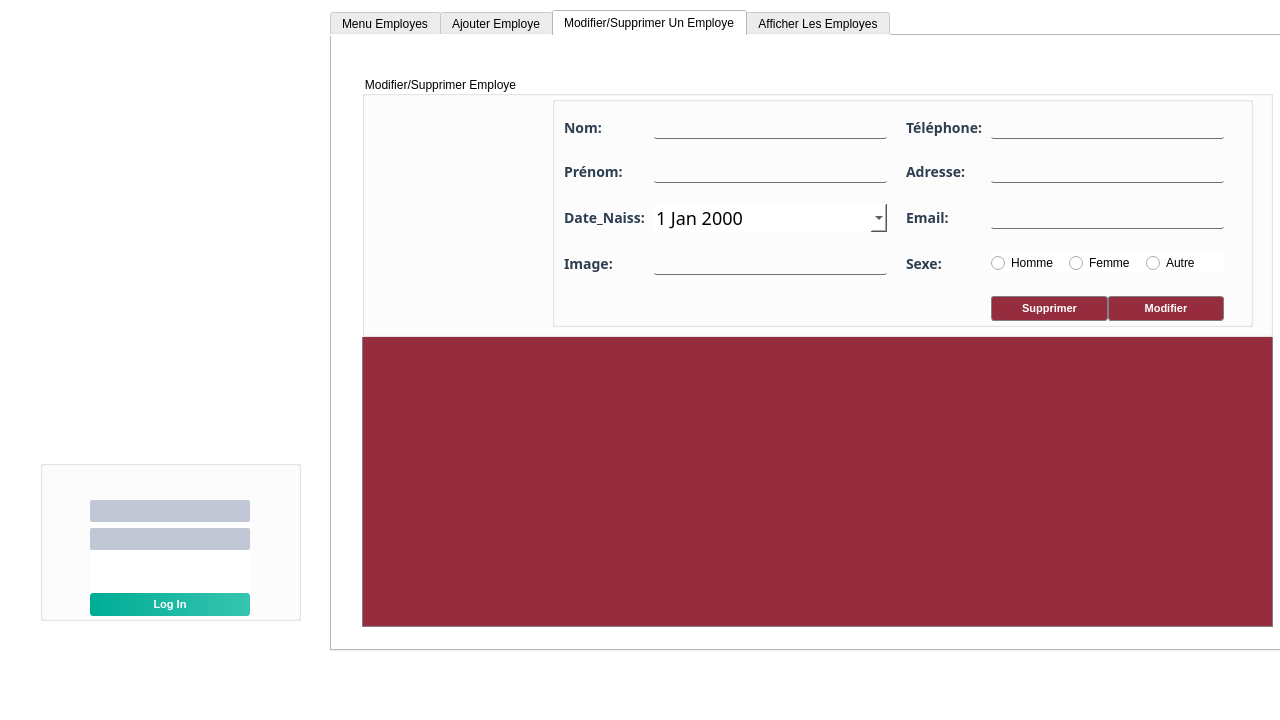
Old version of the form mainwindow.ui in the repository AlaBelgacem/SmartAid-2A1.
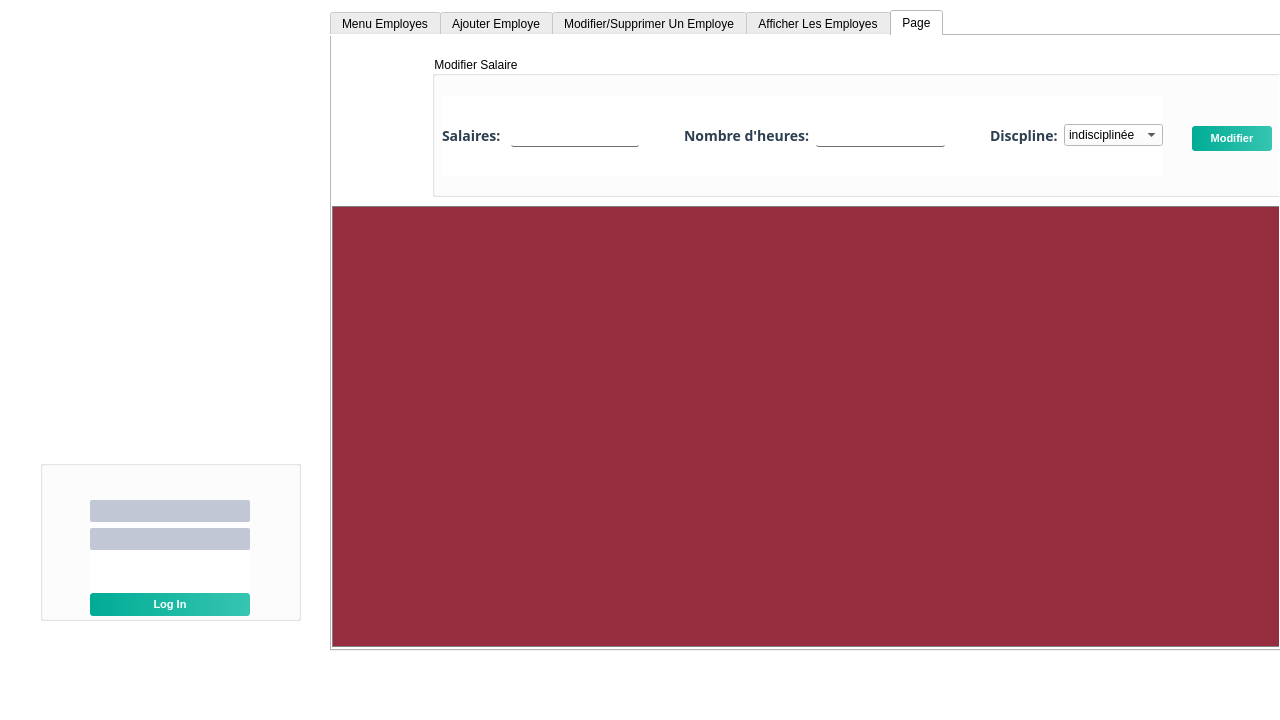
New version of the form. Icons and pictures are not drawn.

The edit to the form file:
```diff
--- a/mainwindow.ui
+++ b/mainwindow.ui
@@ -769,7 +769,7 @@
        <string notr="true">font: 8pt &quot;Century Gothic&quot;;</string>
       </property>
       <property name="currentIndex">
-       <number>2</number>
+       <number>4</number>
       </property>
       <widget class="QWidget" name="tab">
        <attribute name="title">
@@ -2096,6 +2096,287 @@
         </property>
        </widget>
       </widget>
+      <widget class="QWidget" name="tab_4">
+       <attribute name="title">
+        <string>Page</string>
+       </attribute>
+       <widget class="QPushButton" name="Afficher_Emp_HOME_2">
+        <property name="geometry">
+         <rect>
+          <x>10</x>
+          <y>10</y>
+          <width>61</width>
+          <height>31</height>
+         </rect>
+        </property>
+        <property name="styleSheet">
+         <string notr="true">background-color:white;</string>
+        </property>
+        <property name="text">
+         <string/>
+        </property>
+        <property name="icon">
+         <iconset resource="ressources.qrc">
+          <normaloff>:/icons/icons/accueil.png</normaloff>:/icons/icons/accueil.png</iconset>
+        </property>
+        <property name="iconSize">
+         <size>
+          <width>30</width>
+          <height>30</height>
+         </size>
+        </property>
+       </widget>
+       <widget class="QTableView" name="table3">
+        <property name="geometry">
+         <rect>
+          <x>0</x>
+          <y>170</y>
+          <width>951</width>
+          <height>441</height>
+         </rect>
+        </property>
+        <property name="styleSheet">
+         <string notr="true">QTableView
+{
+background-color:#962D3E;
+font-size: 14px;
+font: 12pt &quot;Century Gothic&quot;;
+border: 1px solid grey;
+}
+QHeaderView::section
+ { background-color:#962D3E;
+}
+</string>
+        </property>
+       </widget>
+       <widget class="QGroupBox" name="groupBox_2">
+        <property name="geometry">
+         <rect>
+          <x>100</x>
+          <y>20</y>
+          <width>861</width>
+          <height>141</height>
+         </rect>
+        </property>
+        <property name="styleSheet">
+         <string notr="true">
+QLabel{
+color: #2C3E50;
+font-size:14px;
+font:bold;
+font-family : century gothic;
+}
+
+QLineEdit{
+background:transparent;
+border:none;
+color:#717072;
+border-bottom:1px solid #717072;
+}
+
+QDateEdit
+{
+    background-color: white;
+	border:none;
+    spacing: 5px; 
+	font-size:18px;
+font-weight: normal;
+	font-family:century gothic;
+}</string>
+        </property>
+        <property name="title">
+         <string>Modifier Salaire</string>
+        </property>
+        <widget class="QLabel" name="modifi_2">
+         <property name="geometry">
+          <rect>
+           <x>290</x>
+           <y>170</y>
+           <width>261</width>
+           <height>41</height>
+          </rect>
+         </property>
+         <property name="styleSheet">
+          <string notr="true">QLabel {color : rgb(0, 255, 0); 
+font-size:22px;
+font:bold;
+font-family : century gothic;
+}</string>
+         </property>
+         <property name="text">
+          <string/>
+         </property>
+        </widget>
+        <widget class="QLabel" name="suprim_2">
+         <property name="geometry">
+          <rect>
+           <x>280</x>
+           <y>150</y>
+           <width>261</width>
+           <height>41</height>
+          </rect>
+         </property>
+         <property name="styleSheet">
+          <string notr="true">QLabel {color : rgb(0, 255, 0); 
+font-size:20px;
+font:bold;
+font-family : century gothic;
+}</string>
+         </property>
+         <property name="text">
+          <string/>
+         </property>
+        </widget>
+        <widget class="QLineEdit" name="lineEdit_2">
+         <property name="geometry">
+          <rect>
+           <x>740</x>
+           <y>-20</y>
+           <width>71</width>
+           <height>16</height>
+          </rect>
+         </property>
+        </widget>
+        <widget class="QLineEdit" name="lineEdit_id_2">
+         <property name="geometry">
+          <rect>
+           <x>620</x>
+           <y>-20</y>
+           <width>91</width>
+           <height>20</height>
+          </rect>
+         </property>
+        </widget>
+        <widget class="QWidget" name="gridLayoutWidget">
+         <property name="geometry">
+          <rect>
+           <x>10</x>
+           <y>40</y>
+           <width>721</width>
+           <height>80</height>
+          </rect>
+         </property>
+         <layout class="QGridLayout" name="gridLayout_3">
+          <item row="0" column="4">
+           <widget class="QLineEdit" name="sa_hr"/>
+          </item>
+          <item row="0" column="5">
+           <spacer name="horizontalSpacer_2">
+            <property name="orientation">
+             <enum>Qt::Horizontal</enum>
+            </property>
+            <property name="sizeHint" stdset="0">
+             <size>
+              <width>40</width>
+              <height>20</height>
+             </size>
+            </property>
+           </spacer>
+          </item>
+          <item row="0" column="2">
+           <spacer name="horizontalSpacer">
+            <property name="orientation">
+             <enum>Qt::Horizontal</enum>
+            </property>
+            <property name="sizeHint" stdset="0">
+             <size>
+              <width>40</width>
+              <height>20</height>
+             </size>
+            </property>
+           </spacer>
+          </item>
+          <item row="0" column="0">
+           <widget class="QLabel" name="label_42">
+            <property name="text">
+             <string>Salaires: </string>
+            </property>
+           </widget>
+          </item>
+          <item row="0" column="3">
+           <widget class="QLabel" name="label_43">
+            <property name="text">
+             <string>Nombre d'heures:</string>
+            </property>
+           </widget>
+          </item>
+          <item row="0" column="7">
+           <widget class="QComboBox" name="disc">
+            <item>
+             <property name="text">
+              <string>indisciplinée</string>
+             </property>
+            </item>
+            <item>
+             <property name="text">
+              <string>disciplinée</string>
+             </property>
+            </item>
+           </widget>
+          </item>
+          <item row="0" column="1">
+           <widget class="QLineEdit" name="sa"/>
+          </item>
+          <item row="0" column="6">
+           <widget class="QLabel" name="label_44">
+            <property name="text">
+             <string>Discpline:</string>
+            </property>
+           </widget>
+          </item>
+         </layout>
+        </widget>
+        <widget class="QPushButton" name="pushButton_2">
+         <property name="geometry">
+          <rect>
+           <x>760</x>
+           <y>70</y>
+           <width>80</width>
+           <height>25</height>
+          </rect>
+         </property>
+         <property name="text">
+          <string>Modifier</string>
+         </property>
+        </widget>
+        <widget class="QLineEdit" name="id_sa">
+         <property name="geometry">
+          <rect>
+           <x>440</x>
+           <y>150</y>
+           <width>113</width>
+           <height>24</height>
+          </rect>
+         </property>
+        </widget>
+       </widget>
+       <widget class="QPushButton" name="pushButton_11">
+        <property name="geometry">
+         <rect>
+          <x>60</x>
+          <y>30</y>
+          <width>41</width>
+          <height>31</height>
+         </rect>
+        </property>
+        <property name="styleSheet">
+         <string notr="true">background-color:white;</string>
+        </property>
+        <property name="text">
+         <string/>
+        </property>
+        <property name="icon">
+         <iconset resource="ressources.qrc">
+          <normaloff>:/icons/icons/parametres.png</normaloff>:/icons/icons/parametres.png</iconset>
+        </property>
+        <property name="iconSize">
+         <size>
+          <width>25</width>
+          <height>25</height>
+         </size>
+        </property>
+       </widget>
+      </widget>
      </widget>
     </widget>
     <widget class="QWidget" name="page_5">
```
